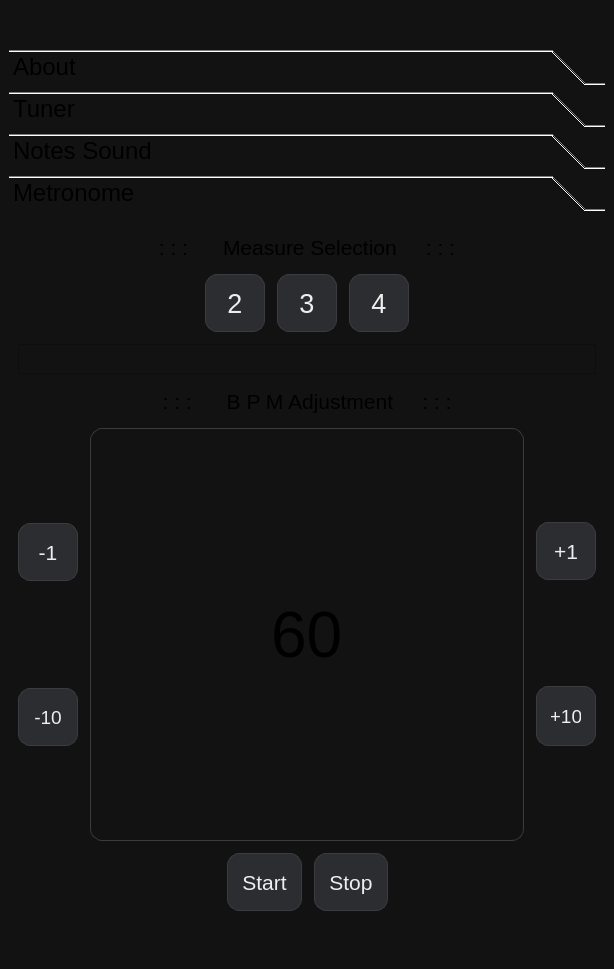
DjamesSuhanko/Musicool, file mainwindow.ui: the form before one commit.
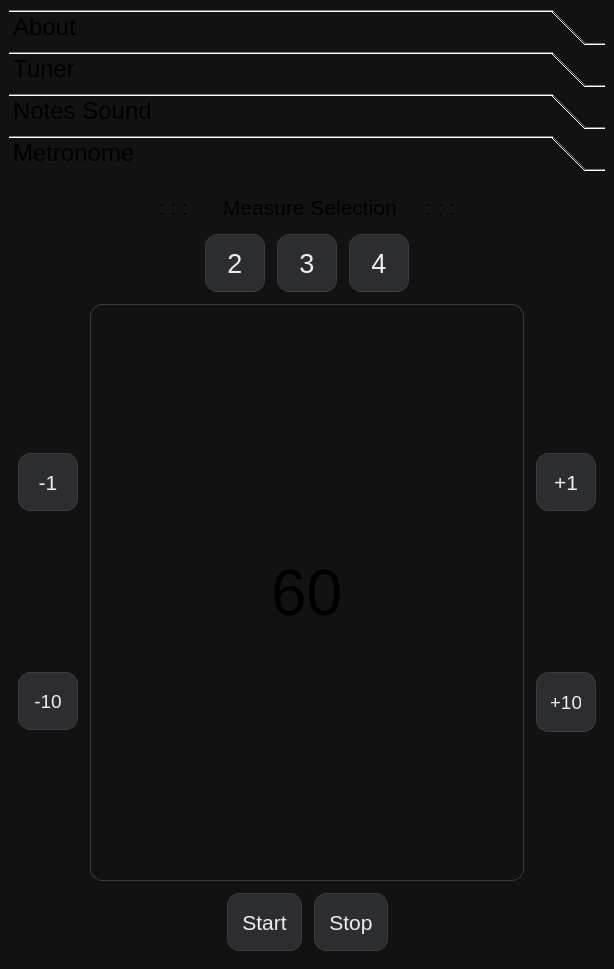
The form after the commit.

Commit message: SCREEN ON e POSITION

Diff of the .ui file:
```diff
--- a/mainwindow.ui
+++ b/mainwindow.ui
@@ -37,7 +37,7 @@
 QPushButton:checked { background: #ffd500; color: white; }</string>
    </property>
    <layout class="QGridLayout" name="gridLayout_3">
-    <item row="2" column="0">
+    <item row="1" column="0">
      <layout class="QVBoxLayout" name="verticalLayout_TUDO">
       <item>
        <widget class="QToolBox" name="toolBox">
@@ -662,7 +662,7 @@
            <x>0</x>
            <y>0</y>
            <width>594</width>
-           <height>673</height>
+           <height>765</height>
           </rect>
          </property>
          <attribute name="label">
@@ -857,52 +857,6 @@
                     </item>
                    </layout>
                   </item>
-                  <item>
-                   <widget class="QFrame" name="frame_3">
-                    <property name="minimumSize">
-                     <size>
-                      <width>0</width>
-                      <height>30</height>
-                     </size>
-                    </property>
-                    <property name="maximumSize">
-                     <size>
-                      <width>16777215</width>
-                      <height>30</height>
-                     </size>
-                    </property>
-                    <property name="frameShape">
-                     <enum>QFrame::Shape::StyledPanel</enum>
-                    </property>
-                    <property name="frameShadow">
-                     <enum>QFrame::Shadow::Raised</enum>
-                    </property>
-                   </widget>
-                  </item>
-                  <item>
-                   <widget class="QLabel" name="label_bpminfo">
-                    <property name="minimumSize">
-                     <size>
-                      <width>0</width>
-                      <height>30</height>
-                     </size>
-                    </property>
-                    <property name="font">
-                     <font>
-                      <pointsize>16</pointsize>
-                     </font>
-                    </property>
-                    <property name="styleSheet">
-                     <string notr="true"/>
-                    </property>
-                    <property name="text">
-                     <string>: : :      B P M Adjustment     : : :</string>
-                    </property>
-                    <property name="alignment">
-                     <set>Qt::AlignmentFlag::AlignCenter</set>
-                    </property>
-                   </widget>
-                  </item>
                   <item>
                    <layout class="QHBoxLayout" name="horizontalLayout_2">
                     <property name="spacing">
@@ -918,7 +872,7 @@
                         <property name="minimumSize">
                          <size>
                           <width>60</width>
-                          <height>60</height>
+                          <height>58</height>
                          </size>
                         </property>
                         <property name="maximumSize">
@@ -945,7 +899,7 @@
                         <property name="minimumSize">
                          <size>
                           <width>60</width>
-                          <height>60</height>
+                          <height>58</height>
                          </size>
                         </property>
                         <property name="maximumSize">
@@ -1042,7 +996,7 @@
                         <property name="minimumSize">
                          <size>
                           <width>60</width>
-                          <height>60</height>
+                          <height>58</height>
                          </size>
                         </property>
                         <property name="maximumSize">
@@ -1118,7 +1072,7 @@
                       <property name="minimumSize">
                        <size>
                         <width>0</width>
-                        <height>0</height>
+                        <height>58</height>
                        </size>
                       </property>
                       <property name="maximumSize">
@@ -1207,40 +1161,8 @@
         </widget>
        </widget>
       </item>
-      <item>
-       <spacer name="verticalSpacer_RODAPE_TOOLBOX">
-        <property name="orientation">
-         <enum>Qt::Orientation::Vertical</enum>
-        </property>
-        <property name="sizeType">
-         <enum>QSizePolicy::Policy::Preferred</enum>
-        </property>
-        <property name="sizeHint" stdset="0">
-         <size>
-          <width>20</width>
-          <height>40</height>
-         </size>
-        </property>
-       </spacer>
-      </item>
      </layout>
     </item>
-    <item row="1" column="0">
-     <spacer name="verticalSpacer_TOPO">
-      <property name="orientation">
-       <enum>Qt::Orientation::Vertical</enum>
-      </property>
-      <property name="sizeType">
-       <enum>QSizePolicy::Policy::Preferred</enum>
-      </property>
-      <property name="sizeHint" stdset="0">
-       <size>
-        <width>20</width>
-        <height>40</height>
-       </size>
-      </property>
-     </spacer>
-    </item>
    </layout>
   </widget>
  </widget>
```
Left out of the diff: 6 changed lines with no effect on the pictures. The commit also changes 5 other files.
